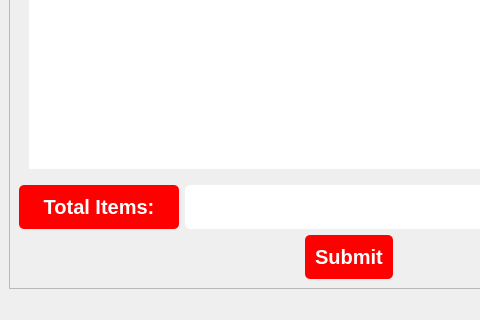
First picture: the form in QT resource/order.ui, repository fatma105/Vending-Machine-App, before the edit; both pictures show x 0 to 480 and y 350 to 670 of the 697 by 670 pixel window.
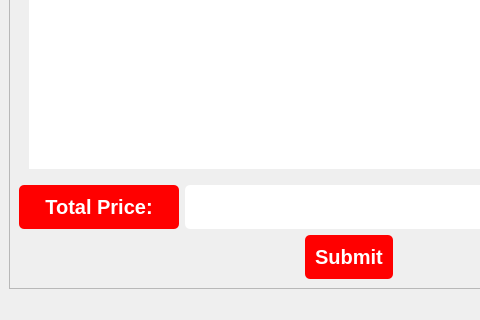
Second picture: the form after the edit.

The edit to the form file:
```diff
--- a/QT resource/order.ui
+++ b/QT resource/order.ui
@@ -183,7 +183,7 @@
                  </size>
                 </property>
                 <property name="text">
-                 <string>Total Items:</string>
+                 <string>Total Price:</string>
                 </property>
                </widget>
               </item>
```
